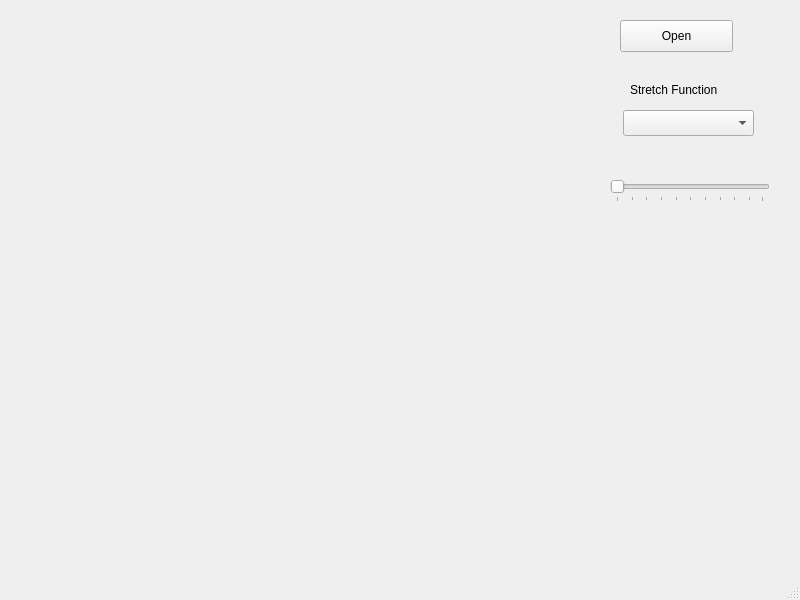
This is window.ui in Astro-Totzauer/sun_viewer as Qt 5 draws it before an edit. The edited form follows.
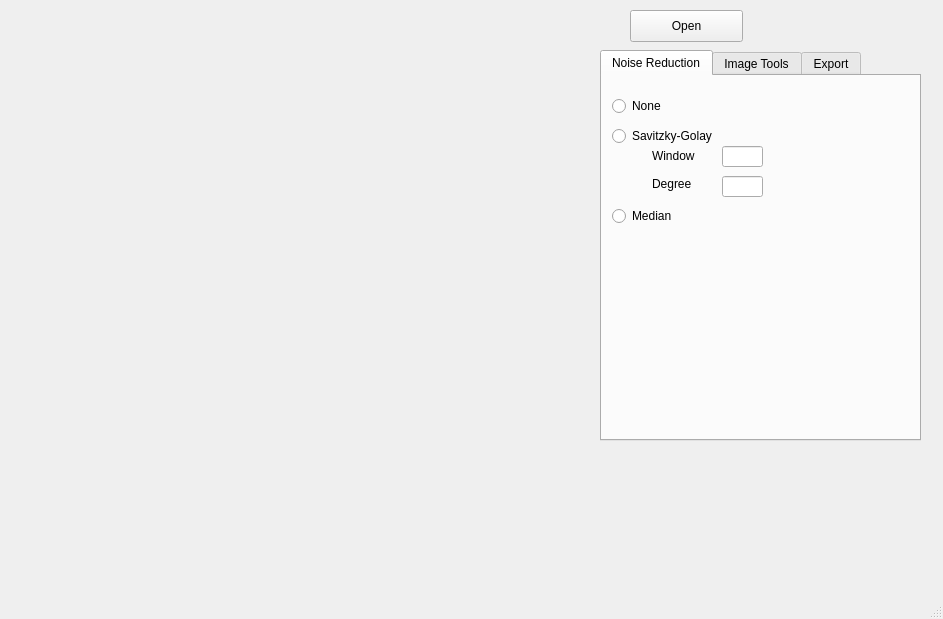
This is the edited form.

Patch:
```diff
--- a/window.ui
+++ b/window.ui
@@ -6,8 +6,8 @@
    <rect>
     <x>0</x>
     <y>0</y>
-    <width>800</width>
-    <height>600</height>
+    <width>943</width>
+    <height>619</height>
    </rect>
   </property>
   <property name="windowTitle">
@@ -17,8 +17,8 @@
    <widget class="QPushButton" name="openButton">
     <property name="geometry">
      <rect>
-      <x>620</x>
-      <y>20</y>
+      <x>630</x>
+      <y>10</y>
       <width>113</width>
       <height>32</height>
      </rect>
@@ -38,12 +38,118 @@
     </property>
     <layout class="QVBoxLayout" name="mplvl"/>
    </widget>
+   <widget class="QTabWidget" name="tabWidget">
+    <property name="geometry">
+     <rect>
+      <x>600</x>
+      <y>50</y>
+      <width>321</width>
+      <height>391</height>
+     </rect>
+    </property>
+    <property name="currentIndex">
+     <number>0</number>
+    </property>
+    <widget class="QWidget" name="tab">
+     <attribute name="title">
+      <string>Noise Reduction</string>
+     </attribute>
+     <widget class="QRadioButton" name="rbtn1">
+      <property name="geometry">
+       <rect>
+        <x>10</x>
+        <y>50</y>
+        <width>121</width>
+        <height>20</height>
+       </rect>
+      </property>
+      <property name="text">
+       <string>Savitzky-Golay</string>
+      </property>
+     </widget>
+     <widget class="QRadioButton" name="rbtn2">
+      <property name="geometry">
+       <rect>
+        <x>10</x>
+        <y>130</y>
+        <width>100</width>
+        <height>20</height>
+       </rect>
+      </property>
+      <property name="text">
+       <string>Median</string>
+      </property>
+     </widget>
+     <widget class="QRadioButton" name="rbtn3">
+      <property name="geometry">
+       <rect>
+        <x>10</x>
+        <y>20</y>
+        <width>100</width>
+        <height>20</height>
+       </rect>
+      </property>
+      <property name="text">
+       <string>None</string>
+      </property>
+     </widget>
+     <widget class="QLineEdit" name="sgwintxt">
+      <property name="geometry">
+       <rect>
+        <x>120</x>
+        <y>70</y>
+        <width>41</width>
+        <height>21</height>
+       </rect>
+      </property>
+     </widget>
+     <widget class="QLineEdit" name="sgdegtxt">
+      <property name="geometry">
+       <rect>
+        <x>120</x>
+        <y>100</y>
+        <width>41</width>
+        <height>21</height>
+       </rect>
+      </property>
+     </widget>
+     <widget class="QLabel" name="SG_label1">
+      <property name="geometry">
+       <rect>
+        <x>50</x>
+        <y>70</y>
+        <width>51</width>
+        <height>20</height>
+       </rect>
+      </property>
+      <property name="text">
+       <string>Window</string>
+      </property>
+     </widget>
+     <widget class="QLabel" name="SG_label2">
+      <property name="geometry">
+       <rect>
+        <x>50</x>
+        <y>100</y>
+        <width>51</width>
+        <height>16</height>
+       </rect>
+      </property>
+      <property name="text">
+       <string>Degree</string>
+      </property>
+     </widget>
+    </widget>
+    <widget class="QWidget" name="tab_2">
+     <attribute name="title">
+      <string>Image Tools</string>
+     </attribute>
    <widget class="QComboBox" name="comboBox">
     <property name="geometry">
      <rect>
-      <x>623</x>
-      <y>110</y>
-      <width>131</width>
+        <x>40</x>
+        <y>60</y>
+        <width>161</width>
       <height>26</height>
      </rect>
     </property>
@@ -51,11 +157,24 @@
      <string/>
     </property>
    </widget>
+     <widget class="QLabel" name="Test">
+      <property name="geometry">
+       <rect>
+        <x>50</x>
+        <y>20</y>
+        <width>111</width>
+        <height>20</height>
+       </rect>
+      </property>
+      <property name="text">
+       <string>Stretch Function</string>
+      </property>
+     </widget>
    <widget class="QSlider" name="varSlider">
     <property name="geometry">
      <rect>
-      <x>610</x>
-      <y>180</y>
+        <x>40</x>
+        <y>110</y>
       <width>160</width>
       <height>22</height>
      </rect>
@@ -67,18 +186,25 @@
      <enum>QSlider::TicksBelow</enum>
     </property>
    </widget>
-   <widget class="QLabel" name="Test">
+     <widget class="QCheckBox" name="rdiffCheck">
     <property name="geometry">
      <rect>
-      <x>630</x>
-      <y>80</y>
-      <width>111</width>
+        <x>30</x>
+        <y>170</y>
+        <width>151</width>
       <height>20</height>
      </rect>
     </property>
     <property name="text">
-     <string>Stretch Function</string>
-    </property>
+       <string>Running Difference</string>
+      </property>
+     </widget>
+    </widget>
+    <widget class="QWidget" name="tab_3">
+     <attribute name="title">
+      <string>Export</string>
+     </attribute>
+    </widget>
    </widget>
   </widget>
   <widget class="QMenuBar" name="menubar">
```
Left out of the diff: 2 changed lines with no effect on the pictures. Lines whose indentation alone changed are shown as unchanged.
